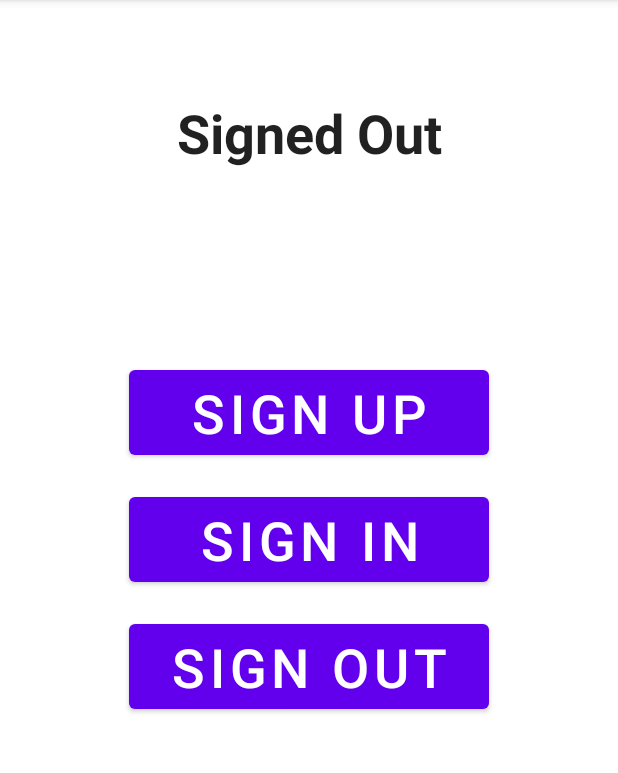
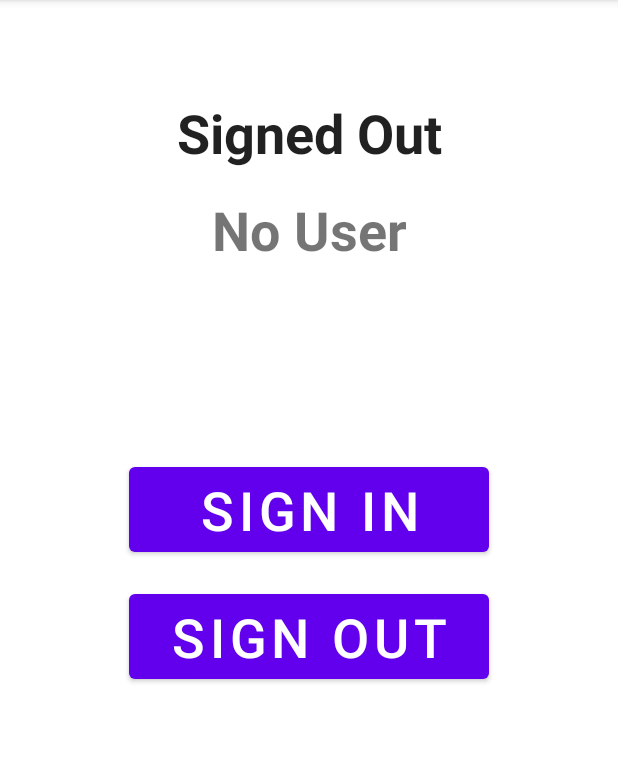
Before and after one commit to Imran4424/Android-FirebaseEmailAuthenticationFirebaseUI, an Android app: the screen it shows after launch (MainActivity), on a phone screen of 412 x 824 dp, the part 84-857 px from its top. Run offline under Robolectric (Android 15) with nearby library versions, the phone set to English and light mode, and no system bars; our stand-ins replace Firebase (no records; nobody signed in at launch, a user with empty details on screens opened directly); libraries missing offline, so code that uses them is left out: com.firebase.ui.

Commit message:
Authentication UI changed

```diff
--- a/app/src/main/res/layout/activity_main.xml
+++ b/app/src/main/res/layout/activity_main.xml
@@ -7,28 +7,16 @@
     tools:context=".MainActivity">
 
     <Button
-        android:id="@+id/buttonSignUp"
+        android:id="@+id/buttonSignIn"
         android:layout_width="240dp"
         android:layout_height="wrap_content"
         android:layout_marginTop="128dp"
-        android:onClick="signUp"
-        android:text="Sign Up"
-        android:textSize="36sp"
-        app:layout_constraintEnd_toEndOf="parent"
-        app:layout_constraintStart_toStartOf="parent"
-        app:layout_constraintTop_toBottomOf="@+id/textViewSigningStatus" />
-
-    <Button
-        android:id="@+id/buttonSignIn"
-        android:layout_width="240dp"
-        android:layout_height="wrap_content"
-        android:layout_marginTop="16dp"
         android:onClick="signIn"
         android:text="SIGN IN"
         android:textSize="36sp"
         app:layout_constraintEnd_toEndOf="parent"
         app:layout_constraintStart_toStartOf="parent"
-        app:layout_constraintTop_toBottomOf="@+id/buttonSignUp" />
+        app:layout_constraintTop_toBottomOf="@+id/textViewUser" />
 
     <Button
         android:id="@+id/buttonSignOut"
@@ -56,4 +44,18 @@
         app:layout_constraintHorizontal_bias="0.5"
         app:layout_constraintStart_toStartOf="parent"
         app:layout_constraintTop_toTopOf="parent" />
+
+    <TextView
+        android:id="@+id/textViewUser"
+        android:layout_width="0dp"
+        android:layout_height="wrap_content"
+        android:layout_marginTop="16dp"
+        android:text="No User"
+        android:textAlignment="center"
+        android:textSize="36sp"
+        android:textStyle="bold"
+        app:layout_constraintEnd_toEndOf="parent"
+        app:layout_constraintHorizontal_bias="0.5"
+        app:layout_constraintStart_toStartOf="parent"
+        app:layout_constraintTop_toBottomOf="@+id/textViewSigningStatus" />
 </androidx.constraintlayout.widget.ConstraintLayout>
```
